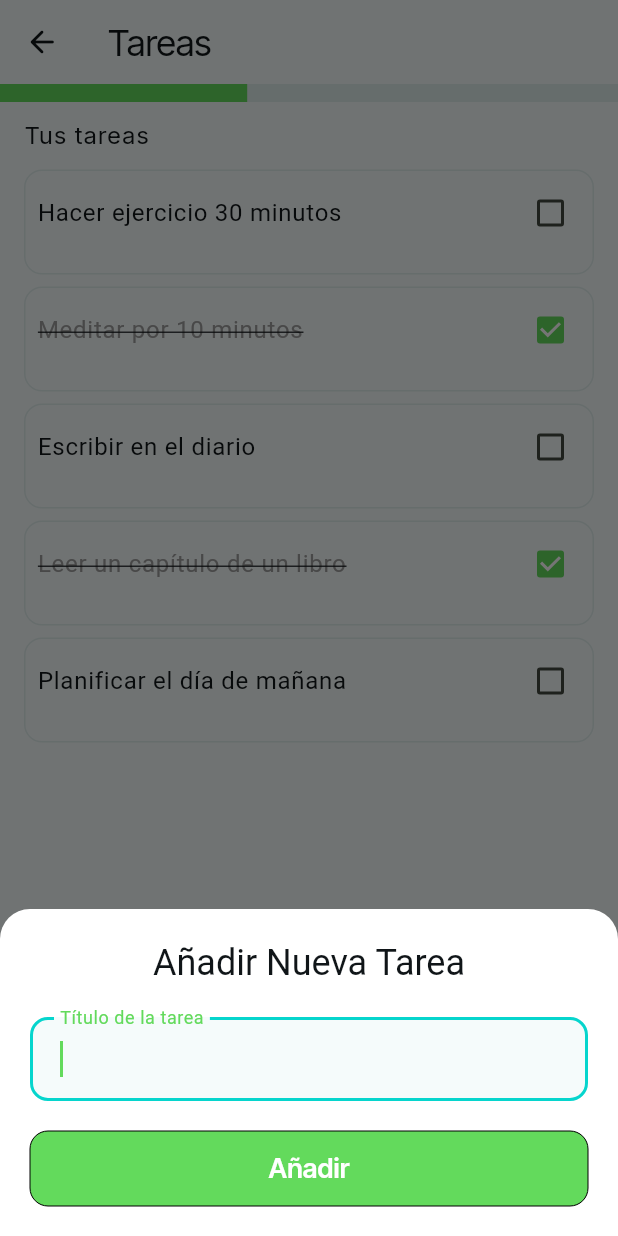
After one commit to YaelAguilar/Lumimood-app, a Flutter app: the _TasksView screen opened directly, after a tap on "Añadir Tarea", on a phone screen of 412 x 824 dp. The commit adds this screen. Run offline on Flutter 3.47's test engine with Material 3 defaults, Android fonts, the phone set to English and light mode, and no system bars; drawn by our look-alikes of percent_indicator; our stand-ins replace dartz, equatable, flutter_animate, flutter_bloc, get_it, go_router and 1 more.

Commit message:
feat(tasks): implement tasks feature with BLoC architecture; add local data source, repository, use cases, and UI components for task management

```diff
--- /dev/null
+++ b/lib/features/tasks/data/datasources/tasks_local_datasource.dart
@@ -0,0 +1,50 @@
+import 'dart:developer';
+import '../../../../core/error/exceptions.dart';
+import '../models/task_model.dart';
+
+abstract class TasksLocalDataSource {
+  Future<List<TaskModel>> getTasks();
+  Future<void> addTask(TaskModel task);
+  Future<void> updateTask(TaskModel task);
+}
+
+class TasksLocalDataSourceImpl implements TasksLocalDataSource {
+  final List<TaskModel> _cachedTasks = [
+    const TaskModel(id: '1', title: 'Hacer ejercicio 30 minutos'),
+    const TaskModel(id: '2', title: 'Meditar por 10 minutos', isCompleted: true),
+    const TaskModel(id: '3', title: 'Escribir en el diario'),
+    const TaskModel(id: '4', title: 'Leer un capítulo de un libro', isCompleted: true),
+    const TaskModel(id: '5', title: 'Planificar el día de mañana'),
+  ];
+
+  @override
+  Future<List<TaskModel>> getTasks() async {
+    log('DATA SOURCE: Fetching tasks from local cache.');
+    await Future.delayed(const Duration(milliseconds: 400));
+    return Future.value(List.from(_cachedTasks));
+  }
+
+  @override
+  Future<void> addTask(TaskModel task) async {
+    log('DATA SOURCE: Adding new task with title: ${task.title}');
+    if (task.title.isEmpty) {
+      throw CacheException();
+    }
+    await Future.delayed(const Duration(milliseconds: 200));
+    _cachedTasks.add(task);
+    return Future.value();
+  }
+
+  @override
+  Future<void> updateTask(TaskModel task) async {
+    log('DATA SOURCE: Updating task with id: ${task.id}');
+    final index = _cachedTasks.indexWhere((t) => t.id == task.id);
+    if (index != -1) {
+      await Future.delayed(const Duration(milliseconds: 100));
+      _cachedTasks[index] = task;
+      return Future.value();
+    } else {
+      throw CacheException();
+    }
+  }
+}
--- /dev/null
+++ b/lib/features/tasks/domain/entities/task.dart
@@ -0,0 +1,16 @@
+import 'package:equatable/equatable.dart';
+
+class Task extends Equatable {
+  final String id;
+  final String title;
+  final bool isCompleted;
+
+  const Task({
+    required this.id,
+    required this.title,
+    this.isCompleted = false,
+  });
+
+  @override
+  List<Object?> get props => [id, title, isCompleted];
+}
--- /dev/null
+++ b/lib/features/tasks/domain/usecases/add_task.dart
@@ -0,0 +1,25 @@
+import 'package:dartz/dartz.dart';
+import 'package:equatable/equatable.dart';
+import '../../../../core/error/failures.dart';
+import '../../../../core/usecases/usecase.dart';
+import '../repositories/tasks_repository.dart';
+
+class AddTask implements UseCase<void, AddTaskParams> {
+  final TasksRepository repository;
+
+  AddTask(this.repository);
+
+  @override
+  Future<Either<Failure, void>> call(AddTaskParams params) async {
+    return await repository.addTask(params.title);
+  }
+}
+
+class AddTaskParams extends Equatable {
+  final String title;
+
+  const AddTaskParams({required this.title});
+
+  @override
+  List<Object?> get props => [title];
+}
--- /dev/null
+++ b/lib/features/tasks/domain/usecases/get_tasks.dart
@@ -0,0 +1,16 @@
+import 'package:dartz/dartz.dart' hide Task;
+import '../../../../core/error/failures.dart';
+import '../../../../core/usecases/usecase.dart';
+import '../entities/task.dart';
+import '../repositories/tasks_repository.dart';
+
+class GetTasks implements UseCase<List<Task>, NoParams> {
+  final TasksRepository repository;
+
+  GetTasks(this.repository);
+
+  @override
+  Future<Either<Failure, List<Task>>> call(NoParams params) async {
+    return await repository.getTasks();
+  }
+}
--- /dev/null
+++ b/lib/features/tasks/domain/usecases/toggle_task_completion.dart
@@ -0,0 +1,25 @@
+import 'package:dartz/dartz.dart';
+import 'package:equatable/equatable.dart';
+import '../../../../core/error/failures.dart';
+import '../../../../core/usecases/usecase.dart';
+import '../repositories/tasks_repository.dart';
+
+class ToggleTaskCompletion implements UseCase<void, ToggleTaskParams> {
+  final TasksRepository repository;
+
+  ToggleTaskCompletion(this.repository);
+
+  @override
+  Future<Either<Failure, void>> call(ToggleTaskParams params) async {
+    return await repository.toggleTaskCompletion(params.taskId);
+  }
+}
+
+class ToggleTaskParams extends Equatable {
+  final String taskId;
+
+  const ToggleTaskParams({required this.taskId});
+
+  @override
+  List<Object?> get props => [taskId];
+}
--- /dev/null
+++ b/lib/features/tasks/presentation/bloc/tasks_bloc.dart
@@ -0,0 +1,64 @@
+import 'dart:developer';
+import 'package:equatable/equatable.dart';
+import 'package:flutter_bloc/flutter_bloc.dart';
+import '../../../../core/usecases/usecase.dart';
+import '../../domain/entities/task.dart';
+import '../../domain/usecases/add_task.dart';
+import '../../domain/usecases/get_tasks.dart';
+import '../../domain/usecases/toggle_task_completion.dart';
+
+part 'tasks_event.dart';
+part 'tasks_state.dart';
+
+class TasksBloc extends Bloc<TasksEvent, TasksState> {
+  final GetTasks getTasks;
+  final AddTask addTask;
+  final ToggleTaskCompletion toggleTaskCompletion;
+
+  TasksBloc({
+    required this.getTasks,
+    required this.addTask,
+    required this.toggleTaskCompletion,
+  }) : super(const TasksState()) {
+    on<LoadTasks>(_onLoadTasks);
+    on<AddNewTask>(_onAddNewTask);
+    on<ToggleTask>(_onToggleTask);
+  }
+
+  Future<void> _onLoadTasks(LoadTasks event, Emitter<TasksState> emit) async {
+    emit(state.copyWith(status: TasksStatus.loading));
+    final result = await getTasks(NoParams());
+
+    result.fold(
+      (failure) => emit(state.copyWith(status: TasksStatus.error, errorMessage: 'No se pudieron cargar las tareas.')),
+      (tasks) => emit(state.copyWith(status: TasksStatus.loaded, tasks: tasks)),
+    );
+  }
+
+  Future<void> _onAddNewTask(AddNewTask event, Emitter<TasksState> emit) async {
+    final result = await addTask(AddTaskParams(title: event.title));
+
+    result.fold(
+      (failure) {
+        log('Failed to add task: $failure');
+      },
+      (_) {
+        add(LoadTasks());
+      },
+    );
+  }
+
+  Future<void> _onToggleTask(ToggleTask event, Emitter<TasksState> emit) async {
+    final result = await toggleTaskCompletion(ToggleTaskParams(taskId: event.taskId));
+
+    result.fold(
+      (failure) {
+        log('Failed to toggle task: $failure');
+        add(LoadTasks());
+      },
+      (_) {
+        add(LoadTasks());
+      },
+    );
+  }
+}
--- /dev/null
+++ b/lib/features/tasks/presentation/bloc/tasks_event.dart
@@ -0,0 +1,15 @@
+part of 'tasks_bloc.dart';
+
+sealed class TasksEvent {}
+
+final class LoadTasks extends TasksEvent {}
+
+final class ToggleTask extends TasksEvent {
+  final String taskId;
+  ToggleTask(this.taskId);
+}
+
+final class AddNewTask extends TasksEvent {
+  final String title;
+  AddNewTask(this.title);
+}
--- /dev/null
+++ b/lib/features/tasks/presentation/bloc/tasks_state.dart
@@ -0,0 +1,36 @@
+part of 'tasks_bloc.dart';
+
+enum TasksStatus { initial, loading, loaded, error }
+
+class TasksState extends Equatable {
+  final TasksStatus status;
+  final List<Task> tasks;
+  final String? errorMessage;
+
+  const TasksState({
+    this.status = TasksStatus.initial,
+    this.tasks = const [],
+    this.errorMessage,
+  });
+
+  double get progress {
+    if (tasks.isEmpty) return 0.0;
+    final completedTasks = tasks.where((task) => task.isCompleted).length;
+    return completedTasks / tasks.length;
+  }
+
+  TasksState copyWith({
+    TasksStatus? status,
+    List<Task>? tasks,
+    String? errorMessage,
+  }) {
+    return TasksState(
+      status: status ?? this.status,
+      tasks: tasks ?? this.tasks,
+      errorMessage: errorMessage ?? this.errorMessage,
+    );
+  }
+
+  @override
+  List<Object?> get props => [status, tasks, errorMessage];
+}
--- /dev/null
+++ b/lib/features/tasks/presentation/pages/tasks_page.dart
@@ -0,0 +1,200 @@
+import 'package:flutter/material.dart';
+import 'package:flutter_bloc/flutter_bloc.dart';
+import 'package:go_router/go_router.dart';
+import 'package:google_fonts/google_fonts.dart';
+import 'package:percent_indicator/percent_indicator.dart';
+import '../../../../core/injection_container.dart';
+import '../../../../core/presentation/theme.dart';
+import '../../../../core/presentation/widgets/custom_button.dart';
+import '../bloc/tasks_bloc.dart';
+
+class TasksPage extends StatelessWidget {
+  const TasksPage({super.key});
+
+  @override
+  Widget build(BuildContext context) {
+    return BlocProvider(
+      create: (context) => getIt<TasksBloc>()..add(LoadTasks()),
+      child: const _TasksView(),
+    );
+  }
+}
+
+class _TasksView extends StatelessWidget {
+  const _TasksView();
+
+  void _showAddTaskDialog(BuildContext context) {
+    final taskController = TextEditingController();
+    showModalBottomSheet(
+      context: context,
+      isScrollControlled: true,
+      backgroundColor: Colors.white,
+      shape: const RoundedRectangleBorder(
+        borderRadius: BorderRadius.vertical(top: Radius.circular(20)),
+      ),
+      builder: (dialogContext) {
+        return Padding(
+          padding: EdgeInsets.only(
+            bottom: MediaQuery.of(dialogContext).viewInsets.bottom,
+            top: 20,
+            left: 20,
+            right: 20,
+          ),
+          child: Column(
+            mainAxisSize: MainAxisSize.min,
+            children: [
+              Text('Añadir Nueva Tarea', style: Theme.of(dialogContext).textTheme.headlineSmall),
+              const SizedBox(height: 20),
+              TextField(
+                controller: taskController,
+                autofocus: true,
+                decoration: const InputDecoration(labelText: 'Título de la tarea'),
+                onSubmitted: (_) {
+                  if (taskController.text.isNotEmpty) {
+                    context.read<TasksBloc>().add(AddNewTask(taskController.text));
+                  }
+                  Navigator.pop(dialogContext);
+                },
+              ),
+              const SizedBox(height: 20),
+              CustomButton(
+                onPressed: () {
+                  if (taskController.text.isNotEmpty) {
+                    context.read<TasksBloc>().add(AddNewTask(taskController.text));
+                  }
+                  Navigator.pop(dialogContext);
+                },
+                text: 'Añadir',
+                options: ButtonOptions(
+                  width: double.infinity,
+                  height: 50,
+                  color: AppTheme.primaryColor,
+                  textStyle: Theme.of(dialogContext).textTheme.titleSmall!.copyWith(color: Colors.white),
+                  borderRadius: BorderRadius.circular(12),
+                ),
+              ),
+              const SizedBox(height: 20),
+            ],
+          ),
+        );
+      },
+    );
+  }
+
+  @override
+  Widget build(BuildContext context) {
+    final textTheme = Theme.of(context).textTheme;
+
+    return Scaffold(
+      backgroundColor: Theme.of(context).scaffoldBackgroundColor,
+      appBar: AppBar(
+        backgroundColor: Theme.of(context).scaffoldBackgroundColor,
+        elevation: 0,
+        leading: IconButton(
+          icon: const Icon(Icons.arrow_back_rounded),
+          onPressed: () => context.pop(),
+        ),
+        title: Text('Tareas', style: GoogleFonts.interTight(textStyle: textTheme.headlineSmall)),
+        centerTitle: false,
+      ),
+      body: BlocBuilder<TasksBloc, TasksState>(
+        builder: (context, state) {
+          if (state.status == TasksStatus.loading || state.status == TasksStatus.initial) {
+            return const Center(child: CircularProgressIndicator());
+          }
+          if (state.status == TasksStatus.error) {
+            return Center(child: Text(state.errorMessage ?? 'Error al cargar tareas'));
+          }
+
+          return Stack(
+            children: [
+              Column(
+                crossAxisAlignment: CrossAxisAlignment.start,
+                children: [
+                  LinearPercentIndicator(
+                    percent: state.progress,
+                    lineHeight: 12.0,
+                    backgroundColor: AppTheme.alternate,
+                    progressColor: AppTheme.primaryColor,
+                    barRadius: const Radius.circular(0),
+                    padding: EdgeInsets.zero,
+                    animation: true,
+                  ),
+                  Padding(
+                    padding: const EdgeInsets.fromLTRB(16, 12, 16, 12),
+                    child: Text(
+                      state.tasks.isEmpty ? 'Añade tu primera tarea' : 'Tus tareas',
+                      style: textTheme.labelMedium
+                    ),
+                  ),
+                  Expanded(
+                    child: ListView.builder(
+                      padding: EdgeInsets.zero,
+                      itemCount: state.tasks.length,
+                      itemBuilder: (context, index) {
+                        final task = state.tasks[index];
+                        return Padding(
+                          padding: const EdgeInsets.fromLTRB(16, 0, 16, 8),
+                          child: Container(
+                            height: 70,
+                            decoration: BoxDecoration(
+                              color: Theme.of(context).scaffoldBackgroundColor,
+                              borderRadius: BorderRadius.circular(12),
+                              border: Border.all(color: AppTheme.alternate, width: 1),
+                            ),
+                            child: CheckboxListTile(
+                              value: task.isCompleted,
+                              onChanged: (_) => context.read<TasksBloc>().add(ToggleTask(task.id)),
+                              title: Text(
+                                task.title,
+                                style: textTheme.bodyLarge?.copyWith(
+                                  decoration: task.isCompleted ? TextDecoration.lineThrough : TextDecoration.none,
+                                  color: task.isCompleted ? Colors.grey : null
+                                )
+                              ),
+                              activeColor: AppTheme.primaryColor,
+                              checkColor: Colors.white,
+                              controlAffinity: ListTileControlAffinity.trailing,
+                              contentPadding: const EdgeInsets.symmetric(horizontal: 8),
+                            ),
+                          ),
+                        );
+                      },
+                    ),
+                  ),
+                  const SizedBox(height: 140),
+                ],
+              ),
+              Align(
+                alignment: Alignment.bottomCenter,
+                child: Container(
+                  color: Colors.transparent,
+                  height: 140,
+                  width: double.infinity,
+                  child: Center(
+                    child: CustomButton(
+                      onPressed: () => _showAddTaskDialog(context),
+                      text: 'Añadir Tarea',
+                      icon: const Icon(Icons.add, color: Colors.white),
+                      options: ButtonOptions(
+                        width: 270,
+                        height: 50,
+                        color: AppTheme.primaryColor,
+                        textStyle: GoogleFonts.interTight(
+                          textStyle: textTheme.titleSmall,
+                          color: Colors.white,
+                        ),
+                        elevation: 4,
+                        borderRadius: BorderRadius.circular(50),
+                      ),
+                    ),
+                  ),
+                ),
+              ),
+            ],
+          );
+        },
+      ),
+    );
+  }
+}
```
Also changed, not shown: lib/core/injection_container.dart (+36 -0 lines), lib/features/tasks/data/models/task_model.dart (added, +37 -0 lines), lib/features/tasks/data/repositories/tasks_repository_impl.dart (added, +57 -0 lines), lib/features/tasks/domain/repositories/tasks_repository.dart (added, +9 -0 lines).
